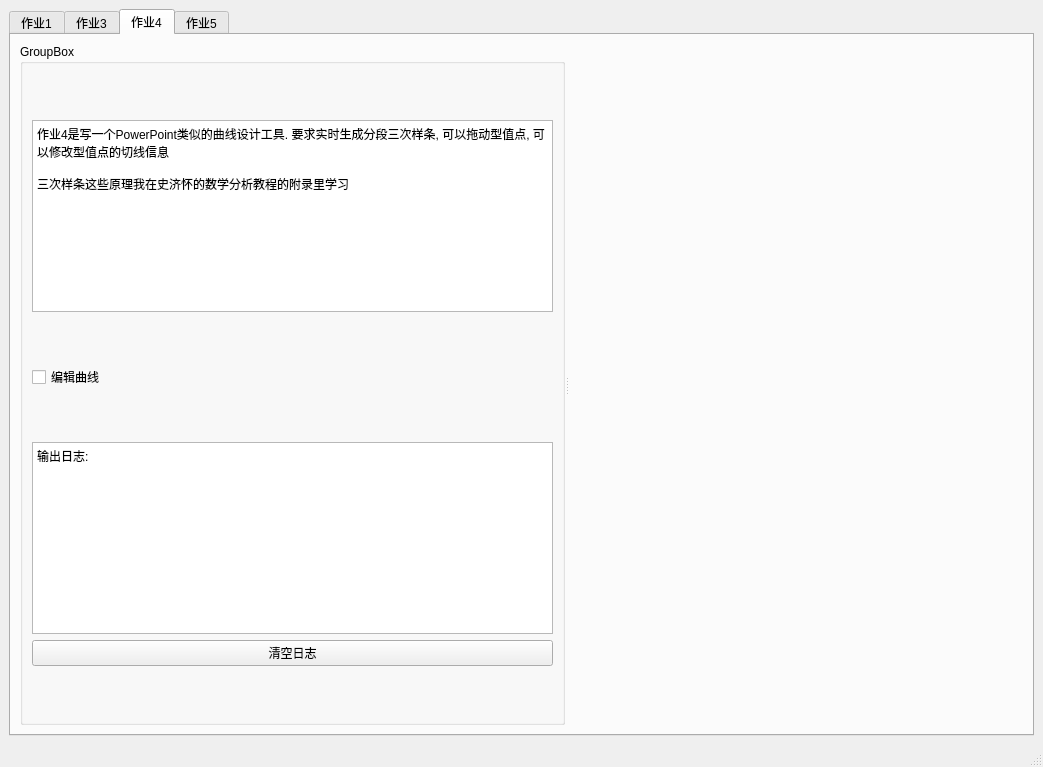
This is hw5/hw5/mainwindow.ui in zone-1614/games102 as Qt 5 draws it before an edit. The edited form follows.
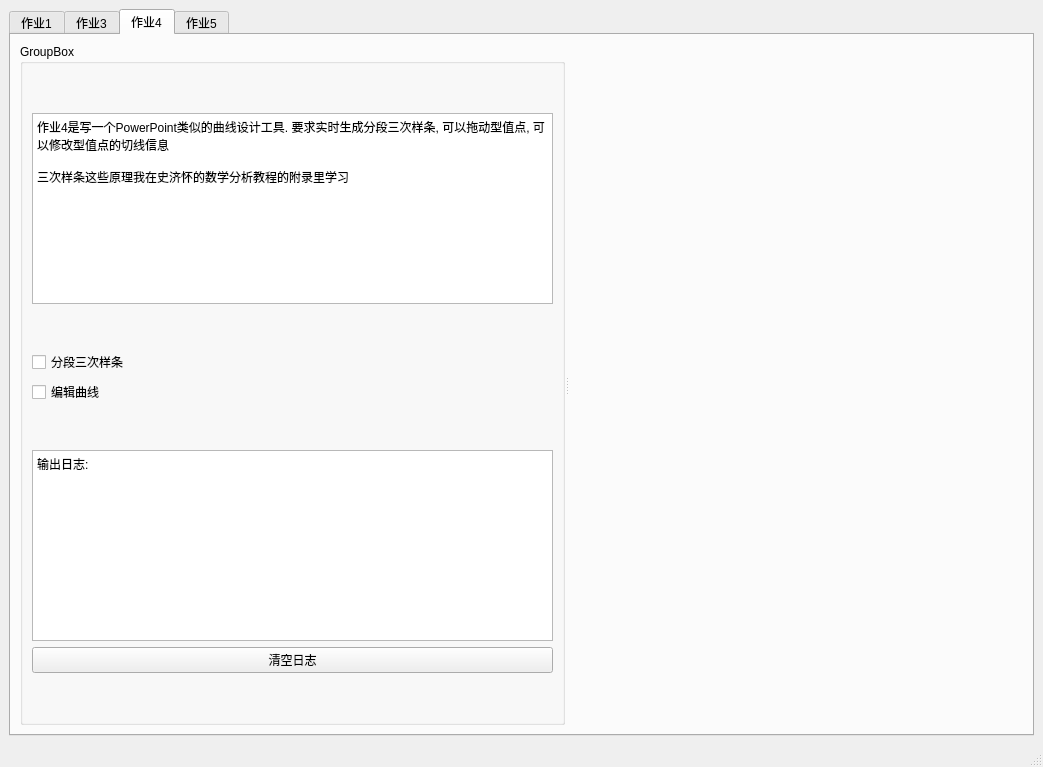
This is the edited form. The open tabs and pages were chosen to show the change. Custom widgets are drawn as their Qt base class.

Commit message: 完成作业4: 分段三次样条

```diff
--- a/hw5/hw5/mainwindow.ui
+++ b/hw5/hw5/mainwindow.ui
@@ -311,6 +311,13 @@
                 </property>
                </spacer>
               </item>
+              <item>
+               <widget class="QCheckBox" name="checkBox_7">
+                <property name="text">
+                 <string>分段三次样条</string>
+                </property>
+               </widget>
+              </item>
               <item>
                <widget class="QCheckBox" name="editCurveCheckBox">
                 <property name="text">
```
Left out of the diff: 2 changed lines with no effect on the pictures. The commit also changes 5 other files.
